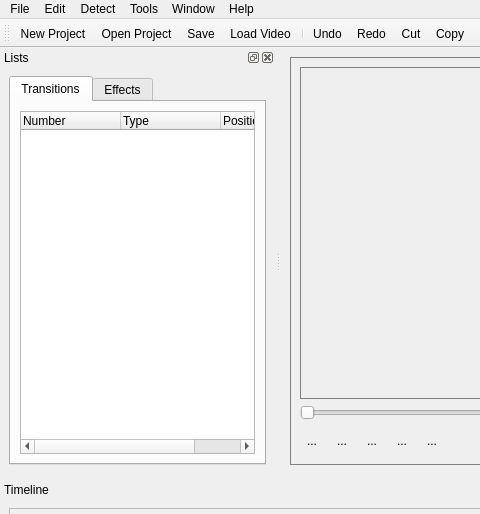
fabriciols/m-fit, file DEV/Interface/mfit.ui: the form before one commit; both pictures show x 0 to 480 and y 0 to 514 of the 959 by 662 pixel window.
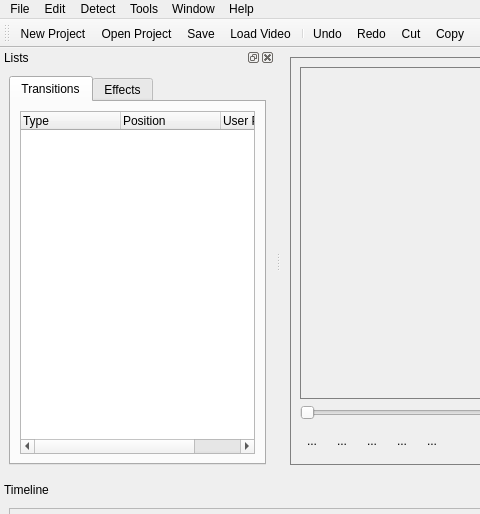
The form after the commit. The open tabs and pages were chosen to show the change. Icons and pictures are not drawn. Custom widgets are drawn as their Qt base class.

Commit message: alteração da arvore de transições

What changed in the file:
```diff
--- a/DEV/Interface/mfit.ui
+++ b/DEV/Interface/mfit.ui
@@ -362,11 +362,6 @@
            <property name="allColumnsShowFocus" >
             <bool>true</bool>
            </property>
-           <column>
-            <property name="text" >
-             <string>Number</string>
-            </property>
-           </column>
            <column>
             <property name="text" >
              <string>Type</string>
@@ -377,6 +372,11 @@
              <string>Position</string>
             </property>
            </column>
+           <column>
+            <property name="text" >
+             <string>User Position</string>
+            </property>
+           </column>
           </widget>
          </item>
         </layout>
```
Left out of the diff: 54 changed lines with no effect on the pictures.
